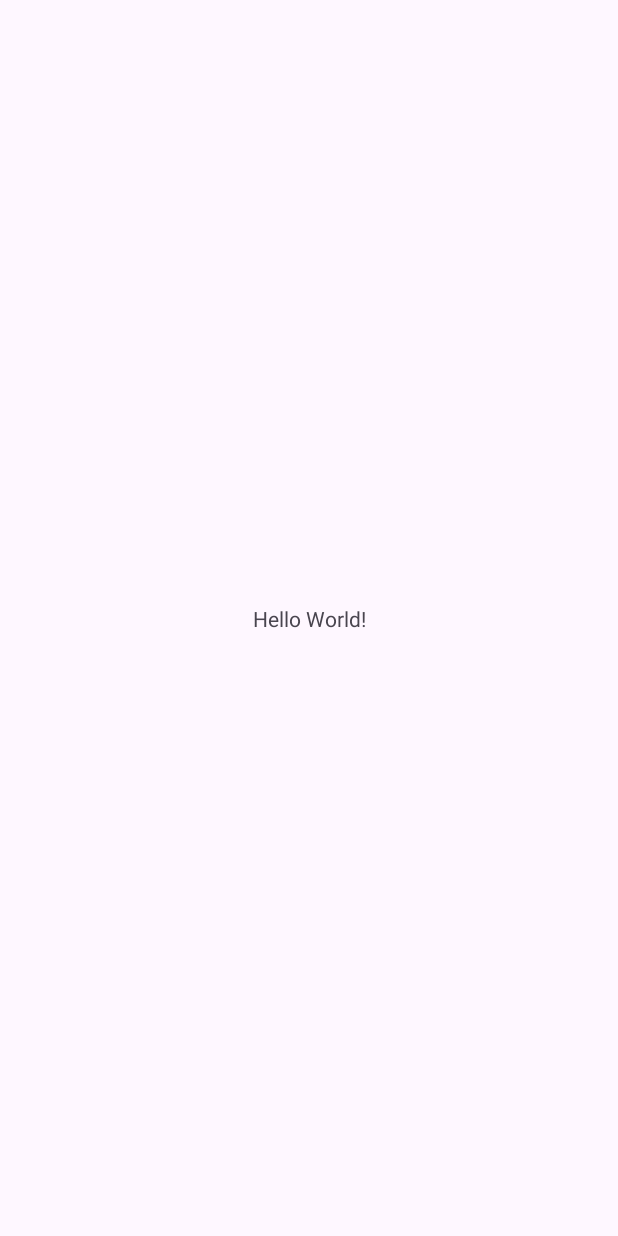
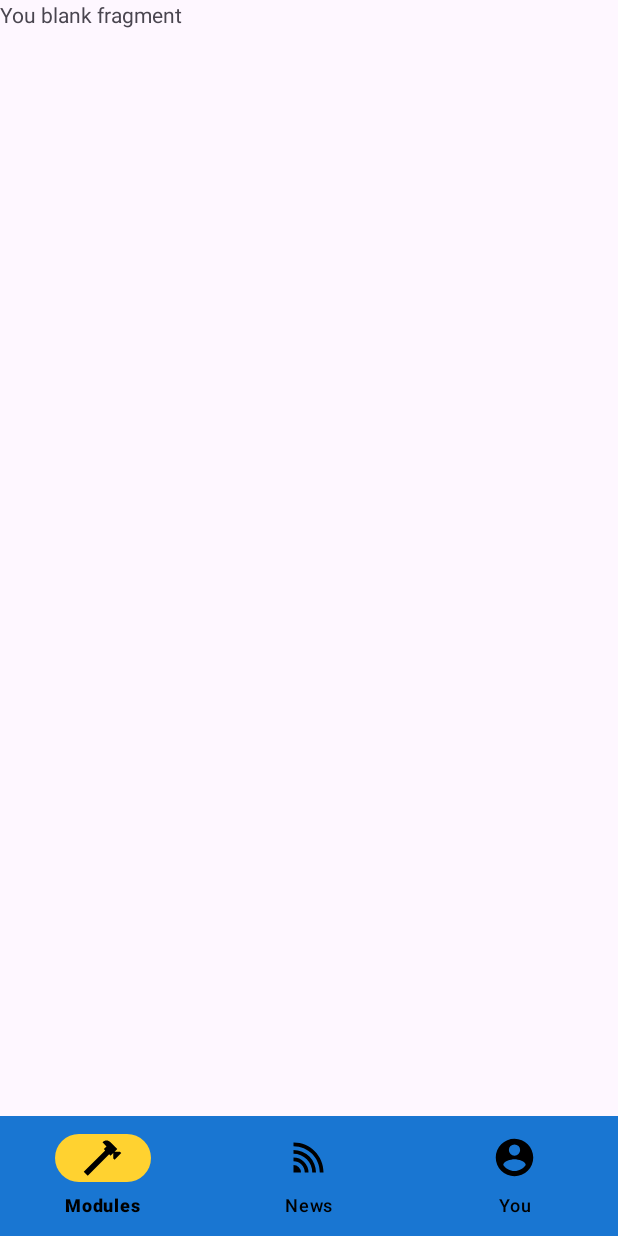
Before and after one commit to JosechoMT-07/Powerpro-App, an Android app: the screen it shows after launch (MainActivity), on a phone screen of 412 x 824 dp. Before the commit the screen is almost empty. Run offline under Robolectric (Android 15) with nearby library versions, the phone set to English and light mode, and no system bars.

Commit message:
Creación de menú de navegación con los diferentes fragments y activitys

```diff
--- a/app/src/main/java/net/josesernamacia/powerpro/MainActivity.kt
+++ b/app/src/main/java/net/josesernamacia/powerpro/MainActivity.kt
@@ -2,10 +2,41 @@ package net.josesernamacia.powerpro
 
 import androidx.appcompat.app.AppCompatActivity
 import android.os.Bundle
+import androidx.fragment.app.Fragment
+import com.google.android.material.bottomnavigation.BottomNavigationView
 
 class MainActivity : AppCompatActivity() {
+
+    private lateinit var  bottomNavigationView: BottomNavigationView
+
     override fun onCreate(savedInstanceState: Bundle?) {
         super.onCreate(savedInstanceState)
         setContentView(R.layout.activity_main)
+
+        bottomNavigationView = findViewById(R.id.bottom_navigation)
+
+        bottomNavigationView.setOnItemSelectedListener { menuItem ->
+            when(menuItem.itemId){
+                R.id.bottom_you -> {
+                    replaceFragment(YouFragment())
+                    true
+                }
+                R.id.bottom_news -> {
+                    replaceFragment(NewsFragment())
+                    true
+                }
+                R.id.bottom_modules -> {
+                    replaceFragment(ModulesFragment())
+                    true
+                }
+
+                else -> false
+            }
+        }
+        replaceFragment(YouFragment())
+    }
+
+    private fun replaceFragment(fragment: Fragment){
+        supportFragmentManager.beginTransaction().replace(R.id.frame_container, fragment).commit()
     }
 }
--- /dev/null
+++ b/app/src/main/java/net/josesernamacia/powerpro/YouFragment.kt
@@ -0,0 +1,20 @@
+package net.josesernamacia.powerpro
+
+import android.os.Bundle
+import androidx.fragment.app.Fragment
+import android.view.LayoutInflater
+import android.view.View
+import android.view.ViewGroup
+
+
+class YouFragment : Fragment() {
+
+    override fun onCreateView(
+        inflater: LayoutInflater, container: ViewGroup?,
+        savedInstanceState: Bundle?
+    ): View? {
+        // Inflate the layout for this fragment
+        return inflater.inflate(R.layout.fragment_you, container, false)
+    }
+
+}
--- /dev/null
+++ b/app/src/main/res/drawable/nav_account.xml
@@ -0,0 +1 @@
+<!-- drawable/account_circle.xml --><vector xmlns:android="http://schemas.android.com/apk/res/android" android:height="24dp" android:width="24dp" android:viewportWidth="24" android:viewportHeight="24"><path android:fillColor="#000000" android:pathData="M12,19.2C9.5,19.2 7.29,17.92 6,16C6.03,14 10,12.9 12,12.9C14,12.9 17.97,14 18,16C16.71,17.92 14.5,19.2 12,19.2M12,5A3,3 0 0,1 15,8A3,3 0 0,1 12,11A3,3 0 0,1 9,8A3,3 0 0,1 12,5M12,2A10,10 0 0,0 2,12A10,10 0 0,0 12,22A10,10 0 0,0 22,12C22,6.47 17.5,2 12,2Z" /></vector>
--- /dev/null
+++ b/app/src/main/res/drawable/nav_modules.xml
@@ -0,0 +1 @@
+<!-- drawable/hammer.xml --><vector xmlns:android="http://schemas.android.com/apk/res/android" android:height="24dp" android:width="24dp" android:viewportWidth="24" android:viewportHeight="24"><path android:fillColor="#000000" android:pathData="M2 19.63L13.43 8.2L12.72 7.5L14.14 6.07L12 3.89C13.2 2.7 15.09 2.7 16.27 3.89L19.87 7.5L18.45 8.91H21.29L22 9.62L18.45 13.21L17.74 12.5V9.62L16.27 11.04L15.56 10.33L4.13 21.76L2 19.63Z" /></vector>
--- /dev/null
+++ b/app/src/main/res/drawable/nav_news.xml
@@ -0,0 +1 @@
+<!-- drawable/signal_variant.xml --><vector xmlns:android="http://schemas.android.com/apk/res/android" android:height="24dp" android:width="24dp" android:viewportWidth="24" android:viewportHeight="24"><path android:fillColor="#000000" android:pathData="M4,6V4H4.1C12.9,4 20,11.1 20,19.9V20H18V19.9C18,12.2 11.8,6 4,6M4,10V8A12,12 0 0,1 16,20H14A10,10 0 0,0 4,10M4,14V12A8,8 0 0,1 12,20H10A6,6 0 0,0 4,14M4,16A4,4 0 0,1 8,20H4V16Z" /></vector>
--- a/app/src/main/res/layout/activity_main.xml
+++ b/app/src/main/res/layout/activity_main.xml
@@ -1,18 +1,31 @@
 <?xml version="1.0" encoding="utf-8"?>
-<androidx.constraintlayout.widget.ConstraintLayout xmlns:android="http://schemas.android.com/apk/res/android"
+<androidx.constraintlayout.widget.ConstraintLayout
+    xmlns:android="http://schemas.android.com/apk/res/android"
     xmlns:app="http://schemas.android.com/apk/res-auto"
     xmlns:tools="http://schemas.android.com/tools"
     android:layout_width="match_parent"
     android:layout_height="match_parent"
     tools:context=".MainActivity">
 
-    <TextView
-        android:layout_width="wrap_content"
+
+    <FrameLayout
+        android:layout_width="match_parent"
+        android:layout_height="match_parent"
+        android:id="@+id/frame_container"/>
+
+    <com.google.android.material.bottomnavigation.BottomNavigationView
+        android:layout_width="match_parent"
         android:layout_height="wrap_content"
-        android:text="Hello World!"
+        android:id="@+id/bottom_navigation"
+        app:layout_constraintStart_toStartOf="parent"
+        app:layout_constraintEnd_toEndOf="parent"
         app:layout_constraintBottom_toBottomOf="parent"
-        app:layout_constraintEnd_toEndOf="parent"
-        app:layout_constraintStart_toStartOf="parent"
-        app:layout_constraintTop_toTopOf="parent" />
+        app:menu="@menu/bottom_menu"
+        android:background="@color/blueApp"
+        app:itemIconTint="@color/black"
+        app:itemTextColor="@color/black"
+        app:itemIconSize="30dp"
+        app:itemActiveIndicatorStyle="@style/App.Custom.Indicator"/>
+
 
 </androidx.constraintlayout.widget.ConstraintLayout>
--- /dev/null
+++ b/app/src/main/res/layout/fragment_you.xml
@@ -0,0 +1,14 @@
+<?xml version="1.0" encoding="utf-8"?>
+<FrameLayout xmlns:android="http://schemas.android.com/apk/res/android"
+    xmlns:tools="http://schemas.android.com/tools"
+    android:layout_width="match_parent"
+    android:layout_height="match_parent"
+    tools:context=".YouFragment">
+
+    <!-- TODO: Update blank fragment layout -->
+    <TextView
+        android:layout_width="match_parent"
+        android:layout_height="match_parent"
+        android:text="@string/You_blank_fragment" />
+
+</FrameLayout>
--- /dev/null
+++ b/app/src/main/res/menu/bottom_menu.xml
@@ -0,0 +1,19 @@
+<?xml version="1.0" encoding="utf-8"?>
+<menu xmlns:android="http://schemas.android.com/apk/res/android">
+
+    <item
+        android:id="@+id/bottom_modules"
+        android:title="@string/modules"
+        android:icon="@drawable/nav_modules"/>
+
+    <item
+        android:id="@+id/bottom_news"
+        android:title="@string/news"
+        android:icon="@drawable/nav_news"/>
+
+    <item
+        android:id="@+id/bottom_you"
+        android:title="@string/you"
+        android:icon="@drawable/nav_account"/>
+
+</menu>
--- a/app/src/main/res/values/colors.xml
+++ b/app/src/main/res/values/colors.xml
@@ -2,4 +2,6 @@
 <resources>
     <color name="black">#FF000000</color>
     <color name="white">#FFFFFFFF</color>
+    <color name="blueApp">#1976D2</color>
+    <color name="yellow">#ffd230</color>
 </resources>
--- a/app/src/main/res/values/strings.xml
+++ b/app/src/main/res/values/strings.xml
@@ -1,3 +1,11 @@
 <resources>
     <string name="app_name">Powerpro</string>
+    <string name="you">You</string>
+    <string name="news">News</string>
+    <string name="modules">Modules</string>
+
+    <!-- TODO: Remove or change this placeholder text -->
+    <string name="You_blank_fragment">You blank fragment</string>
+    <string name="News_blank_fragment">New blank fragment</string>
+    <string name="Modules_blank_fragment">Modules blank fragment</string>
 </resources>
--- a/app/src/main/res/values/themes.xml
+++ b/app/src/main/res/values/themes.xml
@@ -2,8 +2,14 @@
     <!-- Base application theme. -->
     <style name="Base.Theme.Powerpro" parent="Theme.Material3.DayNight.NoActionBar">
         <!-- Customize your light theme here. -->
-        <!-- <item name="colorPrimary">@color/my_light_primary</item> -->
+         <item name="colorPrimary">@color/blueApp</item>
+         <item name="colorPrimaryVariant">@color/blueApp</item>
+         <item name="android:statusBarColor">@color/blueApp</item>
     </style>
 
     <style name="Theme.Powerpro" parent="Base.Theme.Powerpro" />
+
+    <style name="App.Custom.Indicator" parent="Widget.Material3.BottomNavigationView.ActiveIndicator">
+        <item name="android:color">@color/yellow</item>
+    </style>
 </resources>
```
Also changed, not shown: app/src/main/java/net/josesernamacia/powerpro/ModulesFragment.kt (added, +20 -0 lines), app/src/main/java/net/josesernamacia/powerpro/NewsFragment.kt (added, +20 -0 lines), app/src/main/res/layout/fragment_modules.xml (added, +14 -0 lines), app/src/main/res/layout/fragment_news.xml (added, +14 -0 lines).
